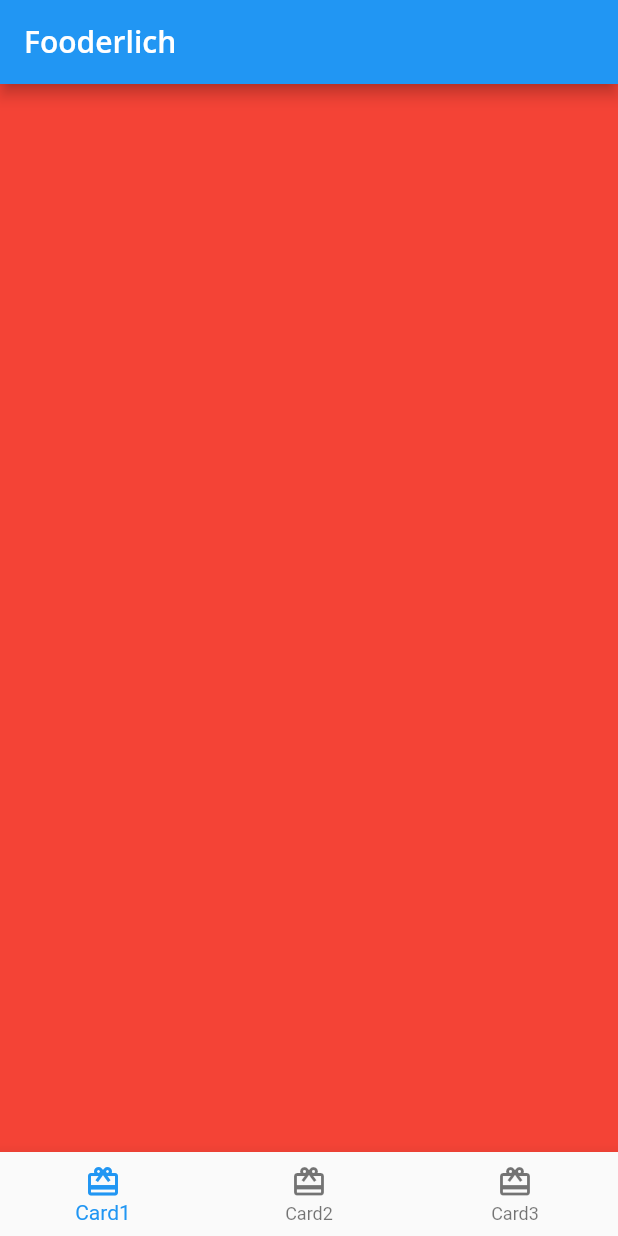
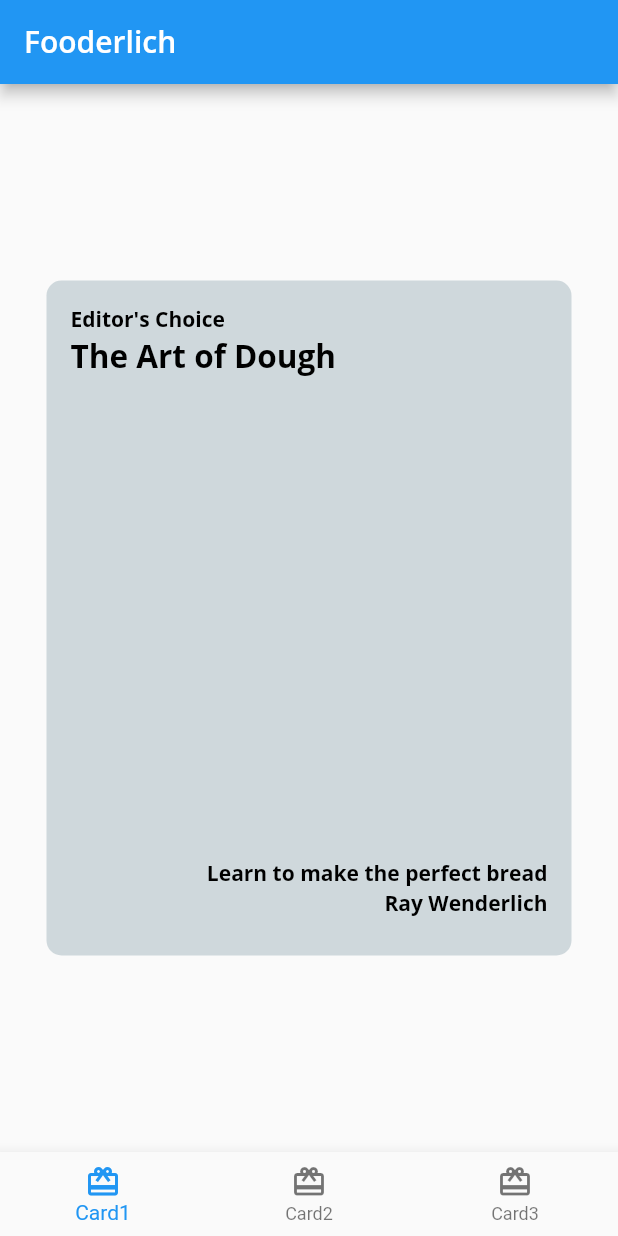
Before and after one commit to azizkhoso/flutter_apprenticeship, a Flutter app: the screen it shows after launch, on a phone screen of 412 x 824 dp. Run offline on Flutter 3.47's test engine with Material 2 defaults, Android fonts, the phone set to English and light mode, and no system bars; our stand-ins replace google_fonts.

Commit message:
Finalized Card1

```diff
--- /dev/null
+++ b/lib/card1.dart
@@ -0,0 +1,41 @@
+import 'package:flutter/material.dart';
+import 'fooderlich_theme.dart';
+
+class Card1 extends StatelessWidget {
+  const Card1({Key? key}) : super(key: key);
+  final String category = 'Editor\'s Choice';
+  final String title = 'The Art of Dough';
+  final String description = 'Learn to make the perfect bread';
+  final String chef = 'Ray Wenderlich';
+  @override
+  Widget build(BuildContext context) {
+    return Container(
+      padding: const EdgeInsets.all(16),
+      constraints: const BoxConstraints.expand(width: 350, height: 450),
+      decoration: BoxDecoration(
+        color: Colors.blueGrey.shade100,
+        borderRadius: const BorderRadius.all(Radius.circular(10)),
+      ),
+      child: Stack(
+        children: [
+          Text(category, style: FooderlichTheme.lightTextTheme.bodyText1),
+          Positioned(
+            top: 20,
+            child: Text(title, style: FooderlichTheme.lightTextTheme.headline2),
+          ),
+          Positioned(
+            bottom: 30,
+            right: 0,
+            child: Text(description,
+                style: FooderlichTheme.lightTextTheme.bodyText1),
+          ),
+          Positioned(
+            bottom: 10,
+            right: 0,
+            child: Text(chef, style: FooderlichTheme.lightTextTheme.bodyText1),
+          ),
+        ],
+      ),
+    );
+  }
+}
--- a/lib/home.dart
+++ b/lib/home.dart
@@ -1,4 +1,5 @@
 import 'package:flutter/material.dart';
+import 'card1.dart';
 
 class Home extends StatefulWidget {
   const Home({Key? key}) : super(key: key);
@@ -9,7 +10,7 @@ class Home extends StatefulWidget {
 class _HomeState extends State<Home> {
   int _selectedIndex = 0;
   static List<Widget> pages = <Widget>[
-    Container(color: Colors.red),
+    const Center(child: Card1()),
     Container(color: Colors.green),
     Container(color: Colors.blue),
   ];
```
